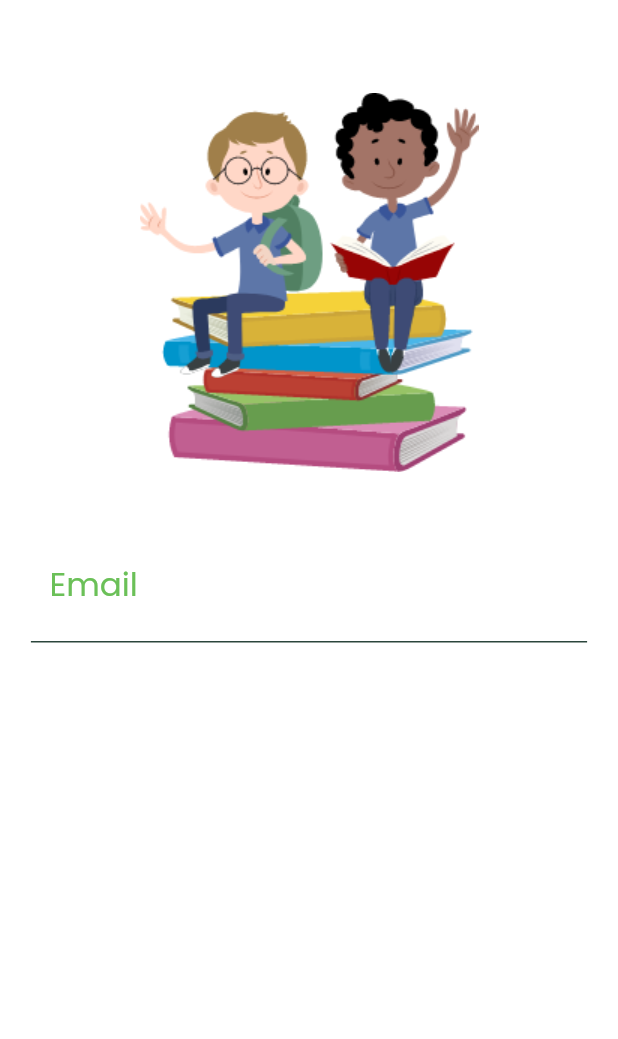
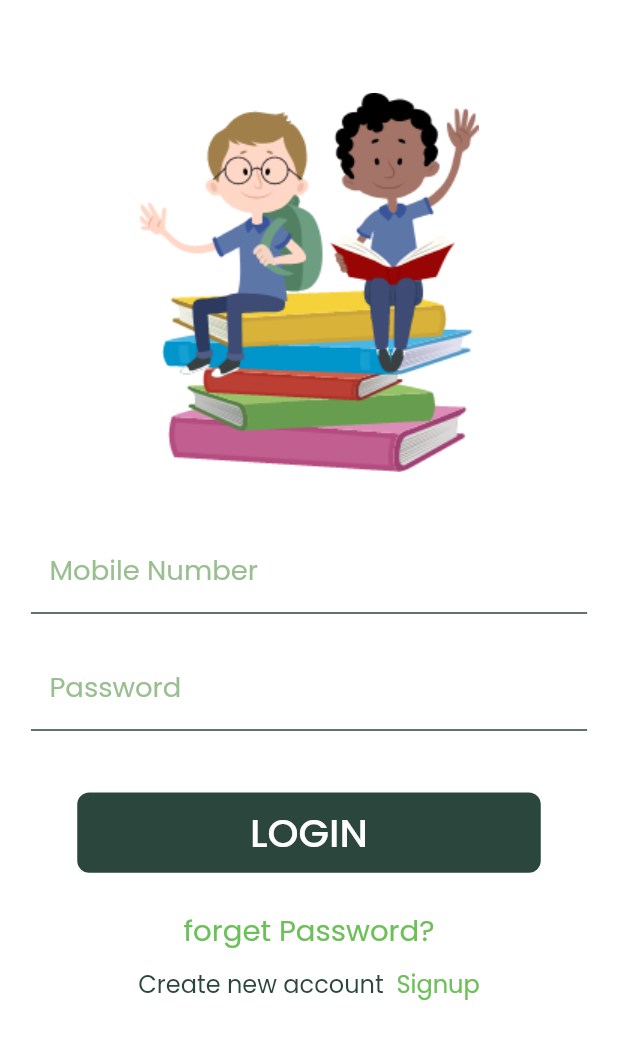
Before and after one commit to ashrafffathalla/ce--r_demo, a Flutter app: the screen it shows after launch, on a phone screen of 412 x 824 dp. Shown: the top 1039 px of the screen. Run offline on Flutter 3.47's test engine with Material 2 defaults, Android fonts, the phone set to English and light mode, and no system bars; our stand-ins replace bloc, flutter_screenutil, flutter_svg; missing offline and left inert: dart:ffi.

Commit message:
commit and push

```diff
--- a/lib/modules/login/login_screen.dart
+++ b/lib/modules/login/login_screen.dart
@@ -1,5 +1,7 @@
 import 'package:center_app/shared/components/components.dart';
+import 'package:center_app/shared/style/colors.dart';
 import 'package:flutter/material.dart';
+import 'package:flutter_screenutil/flutter_screenutil.dart';
 
 class LoginScreen extends StatelessWidget {
   const LoginScreen({Key? key}) : super(key: key);
@@ -23,7 +25,7 @@ class LoginScreen extends StatelessWidget {
               defaultFormField(
                 context,
                 controller: emailController,
-                type: TextInputType.emailAddress,
+                type: TextInputType.number,
                 validate: (value) {
                   if (value!.isEmpty)
                   {
@@ -31,8 +33,49 @@ class LoginScreen extends StatelessWidget {
                   }
                   return null;
                 },
-                label: 'Email',
-              )
+                label: 'Mobile Number',
+              ),
+              SizedBox(
+                height: size.height*0.03,
+              ),
+              defaultFormField(
+                context,
+                controller: passwordController,
+                type: TextInputType.visiblePassword,
+                validate: (value) {
+                  if (value!.isEmpty)
+                  {
+                    return 'Pleas enter your Password';
+                  }
+                  return null;
+                },
+                label: 'Password',
+              ),
+              SizedBox(
+                height: size.height*0.05,
+              ),
+              defaultButton(
+                  context,
+                  width: size.width*0.75,
+                  function: (){},
+                  text: 'login',
+                background: btnColor,
+                  rounder: BorderRadius.circular(8),
+              ),
+              SizedBox(
+                height: size.height*0.03,
+              ),
+              textWidget(text: 'forget Password?', fontFamily: 'Poppins', fontSize: 17.sp, color: kPrimaryColor, fontWeight: FontWeight.w400),
+              SizedBox(
+                height: size.height*0.01,
+              ),
+              Row(
+                mainAxisAlignment: MainAxisAlignment.center,
+                children: [
+                  textWidget(text: 'Create new account ', fontFamily: 'Poppins', fontSize: 14.sp, color: btnColor, fontWeight: FontWeight.w400),
+                  textWidget(text: ' Signup', fontFamily: 'Poppins', fontSize: 14.sp, color: kPrimaryColor, fontWeight: FontWeight.w400),
+                ],
+              ),
             ],
           ),
         ),
--- a/lib/shared/components/components.dart
+++ b/lib/shared/components/components.dart
@@ -41,20 +41,19 @@ Widget defaultFormField(
       },
       validator: validate,
       decoration: InputDecoration(
-
         enabledBorder:const UnderlineInputBorder(
-          borderSide: BorderSide(color: btnColor),
+          borderSide: BorderSide(color: btnColor,),
         ),
         labelText: label,
         labelStyle: TextStyle(
           fontFamily: 'Poppins',
           fontWeight: FontWeight.w400,
-          fontSize: 19.sp,
-          color: kPrimaryColor,
+          fontSize: 16.sp,
+          color: kPrimaryColorForm,
         ),
         contentPadding: EdgeInsets.symmetric(
           horizontal: MediaQuery.of(context).size.width * 0.03,
-          vertical: MediaQuery.of(context).size.height * 0.02,
+          vertical: MediaQuery.of(context).size.height * 0.01,
         ),
       ),
     );
@@ -64,13 +63,13 @@ Widget defaultFormField(
 Widget defaultButton(
     BuildContext context, {
       double width = double.infinity,
-      Color background = Colors.brown,
+      required Color background,
       required VoidCallback function,
       required String text,
       required BorderRadius rounder,
     }) =>
     Container(
-      height: MediaQuery.of(context).size.height * 0.062,
+      height: MediaQuery.of(context).size.height * 0.065,
       decoration: BoxDecoration(
         borderRadius: rounder,
         color: background,
@@ -82,7 +81,7 @@ Widget defaultButton(
           text.toUpperCase(),
           style: TextStyle(
             color: Colors.white,
-            fontFamily: 'Comfortaa',
+            fontFamily: 'Poppins',
             fontSize: 23.sp,
             fontWeight: FontWeight.w500,
           ),
--- a/lib/shared/style/colors.dart
+++ b/lib/shared/style/colors.dart
@@ -1,4 +1,5 @@
 import 'package:flutter/material.dart';
 const kPrimaryColor = Color(0xFF6BC058);
+const kPrimaryColorForm = Color(0xFF99BF90);
 const btnColor = Color(0xFF2B463C);
 const kMainColor = Color(0xFFF4F1E9);
```
Also changed, not shown: lib/modules/signup/signup_screen.dart (added).
